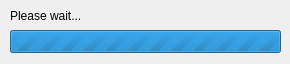
CaptainSwag101/gba-mus-ripper-gui, file progressdialog.ui: the form before one commit.
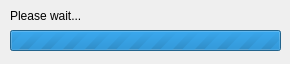
The form after the commit.

What changed in the file:
```diff
--- a/progressdialog.ui
+++ b/progressdialog.ui
@@ -28,7 +28,7 @@
      <x>10</x>
      <y>30</y>
      <width>271</width>
-     <height>23</height>
+     <height>21</height>
     </rect>
    </property>
    <property name="maximum">
```
Left out of the diff: 2 changed lines with no effect on the pictures.
